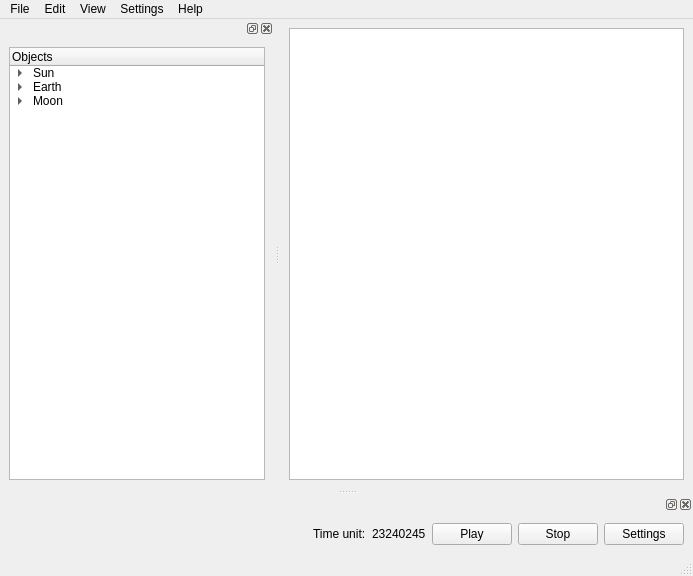
mtpajula/MySolarSystem, file temp/mainwindow.ui: the form before one commit.
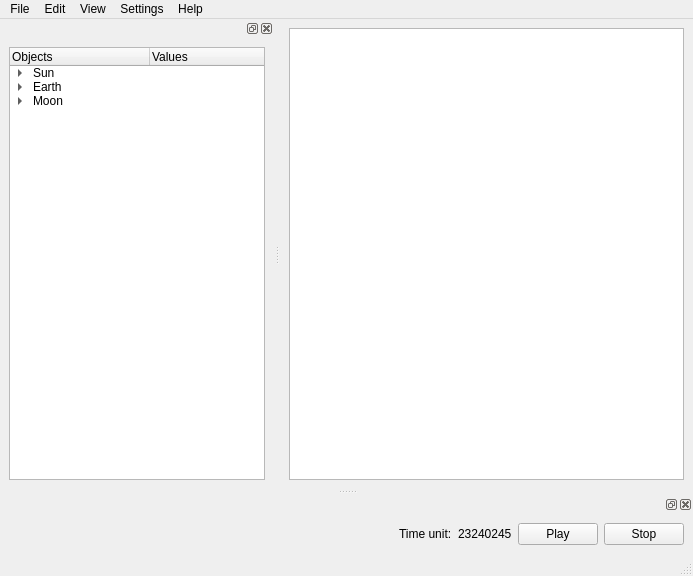
The form after the commit.

What changed in the file:
```diff
--- a/temp/mainwindow.ui
+++ b/temp/mainwindow.ui
@@ -106,15 +106,41 @@
     <layout class="QHBoxLayout" name="horizontalLayout_2">
      <item>
       <widget class="QTreeWidget" name="treeWidget">
+       <property name="contextMenuPolicy">
+        <enum>Qt::CustomContextMenu</enum>
+       </property>
+       <property name="uniformRowHeights">
+        <bool>false</bool>
+       </property>
+       <property name="allColumnsShowFocus">
+        <bool>true</bool>
+       </property>
+       <attribute name="headerDefaultSectionSize">
+        <number>140</number>
+       </attribute>
+       <attribute name="headerHighlightSections">
+        <bool>false</bool>
+       </attribute>
+       <attribute name="headerShowSortIndicator" stdset="0">
+        <bool>false</bool>
+       </attribute>
        <column>
         <property name="text">
          <string>Objects</string>
         </property>
        </column>
+       <column>
+        <property name="text">
+         <string>Values</string>
+        </property>
+       </column>
        <item>
         <property name="text">
          <string>Sun</string>
         </property>
+        <property name="text">
+         <string/>
+        </property>
         <item>
          <property name="text">
           <string>Mass: 2000</string>
@@ -125,6 +151,9 @@
         <property name="text">
          <string>Earth</string>
         </property>
+        <property name="text">
+         <string/>
+        </property>
         <item>
          <property name="text">
           <string>Mass: 200</string>
@@ -135,6 +164,9 @@
         <property name="text">
          <string>Moon</string>
         </property>
+        <property name="text">
+         <string/>
+        </property>
         <item>
          <property name="text">
           <string>Mass: 10</string>
@@ -193,13 +225,6 @@
        </property>
       </widget>
      </item>
-     <item>
-      <widget class="QPushButton" name="pushButton_3">
-       <property name="text">
-        <string>Settings</string>
-       </property>
-      </widget>
-     </item>
     </layout>
    </widget>
   </widget>
```
Left out of the diff: 15 changed lines with no effect on the pictures.
